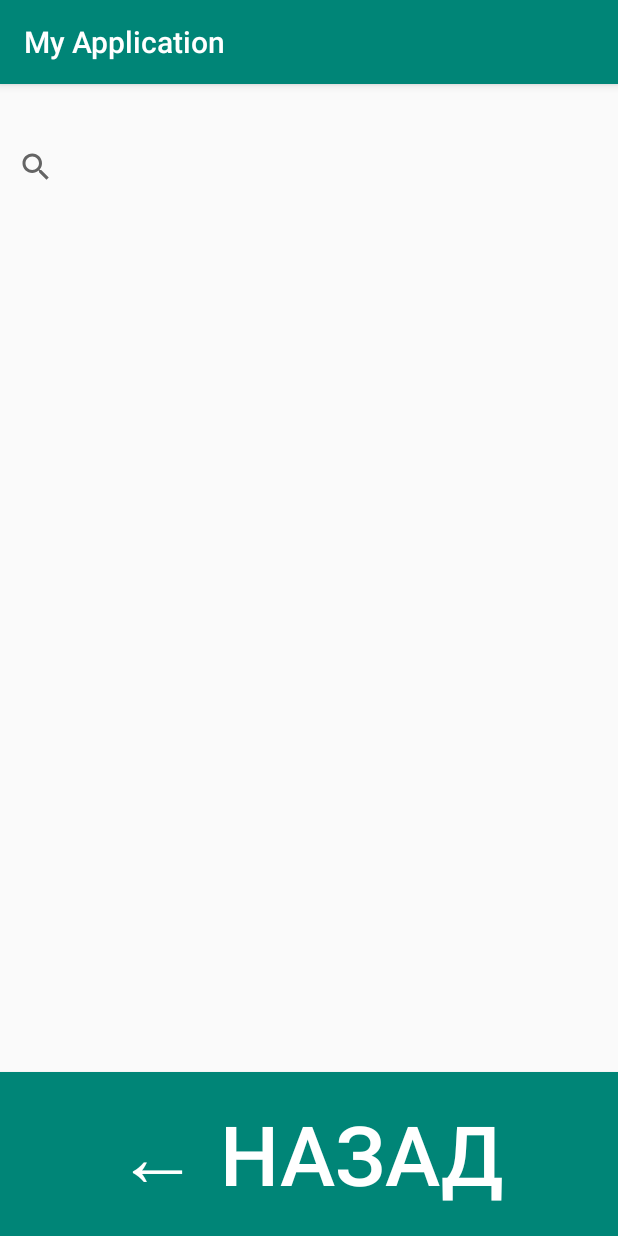
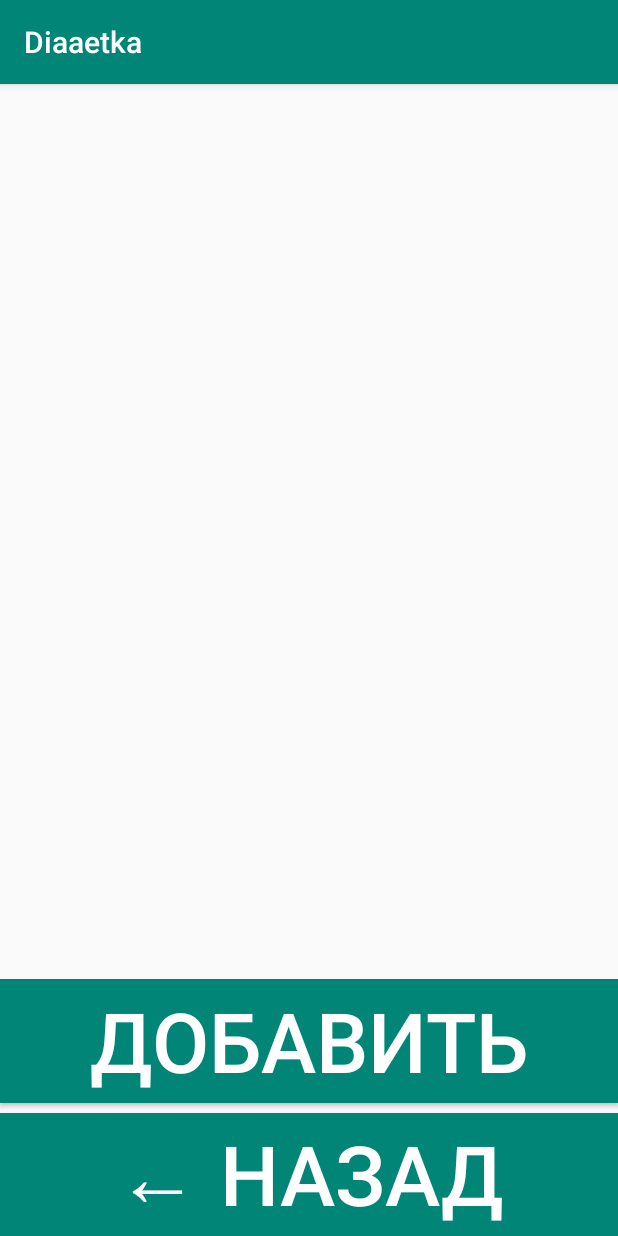
Before and after one commit to alexeVal/Diadetka, an Android app: the screen it shows after launch (Food_jornal before the commit, Food_list after it), after a tap on an icon or button, on a phone screen of 412 x 824 dp. Run offline under Robolectric (Android 15) with nearby library versions, the phone set to English and light mode, and no system bars.

Commit message:
сделан раздел заметки + напоминания some fix

```diff
--- a/app/src/main/AndroidManifest.xml
+++ b/app/src/main/AndroidManifest.xml
@@ -14,6 +14,7 @@
         <activity android:name=".Calculator"/>
         <activity android:name=".Food_jornal"/>
         <activity android:name=".Jornal"/>
+        <activity android:name=".Food_list"/>
         <activity android:name=".Add_list"/>
         <activity android:name=".MainActivity">
             <intent-filter>
--- a/app/src/main/java/com/example/myapplication/Add_list.java
+++ b/app/src/main/java/com/example/myapplication/Add_list.java
@@ -2,7 +2,6 @@ package com.example.myapplication;
 
 //by AlexeyVal 2020
 
-import android.app.Activity;
 import android.app.AlarmManager;
 import android.app.PendingIntent;
 import android.content.Intent;
@@ -15,10 +14,12 @@ import android.widget.EditText;
 import android.widget.ScrollView;
 import android.widget.TimePicker;
 import androidx.annotation.Nullable;
+import androidx.appcompat.app.AppCompatActivity;
+
 import java.util.Calendar;
 
 
-public class Add_list extends Activity {
+public class Add_list extends AppCompatActivity {
 
     String month,day,hour,minute;
     TimePicker timePicker;
--- /dev/null
+++ b/app/src/main/java/com/example/myapplication/EatingFood_Adapter.java
@@ -0,0 +1,34 @@
+package com.example.myapplication;
+
+import android.content.Context;
+import android.view.LayoutInflater;
+import android.view.View;
+import android.view.ViewGroup;
+import android.widget.ArrayAdapter;
+import android.widget.TextView;
+
+import java.util.ArrayList;
+
+public class EatingFood_Adapter extends ArrayAdapter<Food> {
+
+public EatingFood_Adapter (Context context, ArrayList arr) {
+        super(context, R.layout.list_adapter, arr);
+        }
+
+@Override
+public View getView(int position, View convertView, ViewGroup parent) {
+
+final Food food = getItem(position);
+
+        if (convertView == null) {
+        convertView = LayoutInflater.from(getContext()).inflate(R.layout.list_adapter, null);
+        }
+
+        TextView textView = convertView.findViewById(R.id.TXTtime);
+        TextView timeView = convertView.findViewById(R.id.TXTtext);
+        textView.setText(food.getName());
+        timeView.setText(food.getXe());
+
+        return convertView;
+    }
+}
--- a/app/src/main/java/com/example/myapplication/Food.java
+++ b/app/src/main/java/com/example/myapplication/Food.java
@@ -7,6 +7,12 @@ public class Food {
     private int id;
 
     public Food(String name, String url, String xe) {
+        this.name = name;
+        this.url = url;
+        this.xe = xe;
+    }
+
+    public Food(String name,String xe) {
         this.name = name;
         this.url = url;
         this.xe = xe;
--- /dev/null
+++ b/app/src/main/java/com/example/myapplication/Food_list.java
@@ -0,0 +1,37 @@
+package com.example.myapplication;
+
+import android.content.Intent;
+import android.os.Bundle;
+import android.view.View;
+import android.widget.ListView;
+
+import androidx.annotation.Nullable;
+import androidx.appcompat.app.AppCompatActivity;
+
+public class Food_list extends AppCompatActivity {
+
+    @Override
+    protected void onCreate(@Nullable Bundle savedInstanceState) {
+
+        super.onCreate(savedInstanceState);
+        setContentView(R.layout.food_list_activiti);
+        ListView listView = (ListView)findViewById(R.id.food_list_show);
+        Food_list_db food_list_db = new Food_list_db(getApplicationContext());
+        EatingFood_Adapter adapter = new EatingFood_Adapter(getApplicationContext(),food_list_db.selectAll());
+        listView.setAdapter(adapter);
+    }
+
+    public  void Clickback (View view){
+
+        Intent intent = new Intent(Food_list.this, MainActivity.class);
+        startActivity(intent);
+
+    }
+
+    public  void ClickAdd(View view){
+
+        Intent intent = new Intent(Food_list.this, Food_jornal.class);
+        startActivity(intent);
+
+    }
+}
--- /dev/null
+++ b/app/src/main/java/com/example/myapplication/Food_list_db.java
@@ -0,0 +1,129 @@
+package com.example.myapplication;
+
+import android.content.ContentValues;
+import android.content.Context;
+import android.database.Cursor;
+import android.database.sqlite.SQLiteDatabase;
+import android.database.sqlite.SQLiteOpenHelper;
+
+import java.util.ArrayList;
+
+public class Food_list_db {
+
+    private static final String DATABASE_NAME = "diadetka_food_list.db";
+    private static final int DATABASE_VERSION = 1;
+    private static final String TABLE_NAME = "food_list_show";
+
+    private static final String COLUMN_ID = "id";
+    private static final String COLUMN_NAME = "Name";
+    private static final String COLUMN_XE = "XE";
+
+    private static final int NUM_COLUMN_ID = 0;
+    private static final int NUM_COLUMN_NAME = 1;
+    private static final int NUM_COLUMN_XE = 2;
+
+    SQLiteDatabase mDataBase;
+
+    public Food_list_db(Context context) {
+        OpenHelper mOpenHelper = new Food_list_db.OpenHelper(context);
+        mDataBase = mOpenHelper.getWritableDatabase();
+    }
+
+    public long insert(String name,String xe) {
+        ContentValues cv=new ContentValues();
+        cv.put(COLUMN_NAME, name);
+        cv.put(COLUMN_XE, xe);
+        return mDataBase.insert(TABLE_NAME, null, cv);
+    }
+
+    public int update(Food md) {
+        ContentValues cv = new ContentValues();
+        cv.put(COLUMN_NAME, md.getName());
+        cv.put(COLUMN_XE, md.getXe());
+        return mDataBase.update(TABLE_NAME, cv, COLUMN_ID + " = ?",new String[] { String.valueOf(md.getId())});
+    }
+
+    public void deleteAll() {
+        mDataBase.delete(TABLE_NAME, null, null);
+    }
+
+    public void delete(long id) {
+        mDataBase.delete(TABLE_NAME, COLUMN_ID + " = ?", new String[] { String.valueOf(id) });
+    }
+
+    public Food select(long id) {
+
+        Cursor mCursor = mDataBase.query(TABLE_NAME, null, COLUMN_ID + " = ?", new String[]{String.valueOf(id)}, null, null, null);
+
+        mCursor.moveToFirst();
+        String Name = mCursor.getString(NUM_COLUMN_NAME);
+        String Xe = mCursor.getString(NUM_COLUMN_XE);
+        return new Food(Name,Xe);
+    }
+
+    public ArrayList<Food> selectAll() {
+        Cursor mCursor = mDataBase.query(TABLE_NAME, null, null, null, null, null, null);
+
+        ArrayList<Food> arr = new ArrayList();
+        mCursor.moveToFirst();
+        if (!mCursor.isAfterLast()) {
+            do {
+                long id = mCursor.getLong(NUM_COLUMN_ID);
+                String Name = mCursor.getString(NUM_COLUMN_NAME);
+                String Xe = mCursor.getString(NUM_COLUMN_XE);
+                arr.add(new Food(Name,Xe));
+            } while (mCursor.moveToNext());
+        }
+        return arr;
+    }
+
+    public ArrayList<Food> search(String qery) {
+
+        long id;
+        ArrayList<Food> searchList = new ArrayList();
+
+        Cursor mCursor = mDataBase.query(TABLE_NAME,
+                null,
+                null,
+                null,
+                null,
+                null,
+                null);
+
+        mCursor.moveToFirst();
+
+        if (!mCursor.isAfterLast()) {
+            do {
+                String Text = mCursor.getString(NUM_COLUMN_NAME);
+                if (Text.contains(qery)) {
+                    id = mCursor.getLong(NUM_COLUMN_ID);
+                    searchList.add(select(id));
+                }
+            } while (mCursor.moveToNext());
+        }
+        return searchList;
+    }
+
+
+    private static class OpenHelper extends SQLiteOpenHelper {
+
+        OpenHelper(Context context) {
+            super(context, DATABASE_NAME, null, DATABASE_VERSION);
+        }
+        @Override
+        public void onCreate(SQLiteDatabase db) {
+            String query = "CREATE TABLE " + TABLE_NAME + " (" +
+                    COLUMN_ID + " INTEGER PRIMARY KEY AUTOINCREMENT, " +
+                    COLUMN_NAME + " TEXT, " +
+                    COLUMN_XE + " TEXT)";
+            db.execSQL(query);
+        }
+
+        @Override
+        public void onUpgrade(SQLiteDatabase db, int oldVersion, int newVersion) {
+            db.execSQL("DROP TABLE IF EXISTS " + TABLE_NAME);
+            onCreate(db);
+        }
+    }
+
+}
--- a/app/src/main/java/com/example/myapplication/MainActivity.java
+++ b/app/src/main/java/com/example/myapplication/MainActivity.java
@@ -44,7 +44,7 @@ public class MainActivity extends AppCompatActivity {
         butt2.setOnClickListener(new View.OnClickListener() {
             @Override
             public void onClick(View v) {
-                Intent intent = new Intent(MainActivity.this, Food_jornal.class);
+                Intent intent = new Intent(MainActivity.this, Food_list.class);
                 startActivity(intent);
             }
         });
--- a/app/src/main/res/layout/food_activiti.xml
+++ b/app/src/main/res/layout/food_activiti.xml
@@ -22,7 +22,8 @@
         android:layout_width="match_parent"
         android:layout_weight="6"
         android:id="@+id/butt_retern"
-        android:text="← Назад" android:textSize="25pt"
+        android:text="← Назад"
+        android:textSize="25pt"
         android:textColor="#ffffff"
         android:background="@color/colorPrimary"/>
 </LinearLayout>
--- /dev/null
+++ b/app/src/main/res/layout/food_list_activiti.xml
@@ -0,0 +1,39 @@
+<?xml version="1.0" encoding="utf-8"?>
+
+<LinearLayout
+    android:layout_height="match_parent"
+    android:layout_width="match_parent"
+    android:orientation="vertical"
+    xmlns:android="http://schemas.android.com/apk/res/android">
+
+    <ListView
+        android:layout_width="match_parent"
+        android:layout_height="match_parent"
+        android:id="@+id/food_list_show"
+        android:layout_weight="1"/>
+
+    <Button
+        android:layout_width="match_parent"
+        android:layout_height="match_parent"
+        android:onClick="ClickAdd"
+        android:background="@color/colorPrimary"
+        android:textSize="25pt"
+        android:textColor="#ffffff"
+        android:text="Добавить"
+        android:layout_weight="4"/>
+
+    <TextView
+        android:layout_width="match_parent"
+        android:layout_height="10px"/>
+
+    <Button
+        android:layout_width="match_parent"
+        android:layout_height="match_parent"
+        android:onClick="Clickback"
+        android:background="@color/colorPrimary"
+        android:textSize="25pt"
+        android:textColor="#ffffff"
+        android:text="← Назад"
+        android:layout_weight="4"/>
+
+</LinearLayout>
--- a/app/src/main/res/values/strings.xml
+++ b/app/src/main/res/values/strings.xml
@@ -1,3 +1,3 @@
 <resources>
-    <string name="app_name">My Application</string>
+    <string name="app_name">Diaaetka</string>
 </resources>
```
Also changed, not shown: app/src/main/java/com/example/myapplication/Food_jornal.java (+25 -5 lines).
